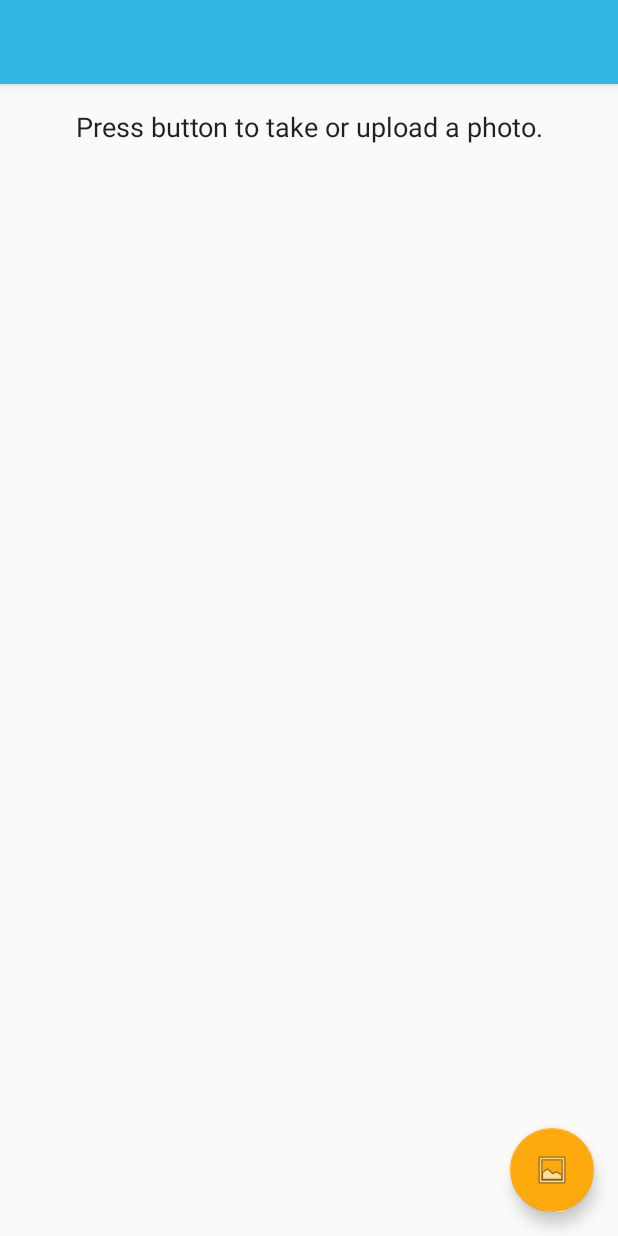
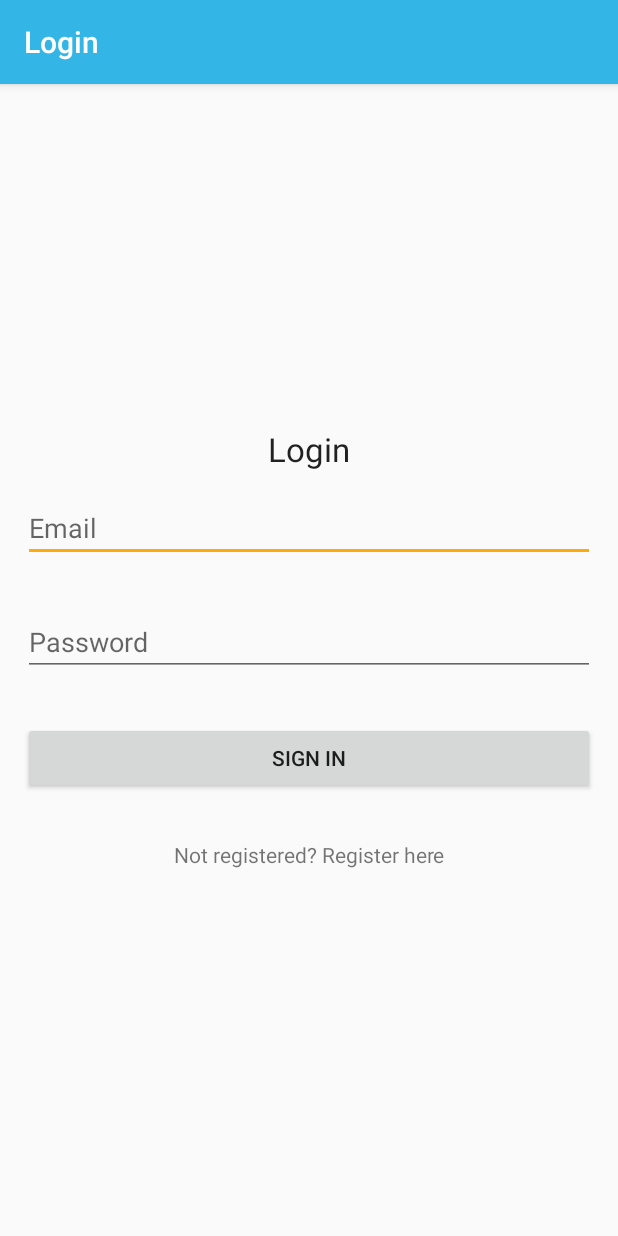
Before and after one commit to carfelre92/3rdyearproject, an Android app: the screen it shows after launch (MainActivity before the commit, LoginActivity after it), on a phone screen of 412 x 824 dp. Run offline under Robolectric (Android 15) with nearby library versions, the phone set to English and light mode, and no system bars; our stand-ins replace Firebase (no records; nobody signed in at launch, a user with empty details on screens opened directly); libraries missing offline, so code that uses them is left out: com.google.api.client, com.google.api.services; 1 statement that could not run was skipped.

Commit message:
All sign in functionality complete

```diff
--- /dev/null
+++ b/NutritionApp/app/src/main/java/com/google/sample/cloudvision/LoginActivity.java
@@ -0,0 +1,112 @@
+package com.google.sample.cloudvision;
+
+import android.app.ProgressDialog;
+import android.content.Intent;
+import android.support.annotation.NonNull;
+import android.support.v7.app.AppCompatActivity;
+import android.os.Bundle;
+import android.text.TextUtils;
+import android.view.View;
+import android.widget.Button;
+import android.widget.EditText;
+import android.widget.TextView;
+import android.widget.Toast;
+
+import com.google.android.gms.tasks.OnCompleteListener;
+import com.google.android.gms.tasks.Task;
+import com.google.firebase.auth.AuthResult;
+import com.google.firebase.auth.FirebaseAuth;
+
+public class LoginActivity extends AppCompatActivity implements View.OnClickListener {
+
+    private Button buttonSignIn;
+    private EditText editTextEmail;
+    private EditText editTextPassword;
+    private TextView textViewSignUp;
+
+    private FirebaseAuth firebaseAuth;
+    private ProgressDialog progressDialog;
+
+    @Override
+    protected void onCreate(Bundle savedInstanceState) {
+        super.onCreate(savedInstanceState);
+        setContentView(R.layout.activity_login);
+
+        firebaseAuth = FirebaseAuth.getInstance();
+
+        if(firebaseAuth.getCurrentUser() !=null){
+            //profile activity
+            finish();
+            startActivity(new Intent(getApplicationContext(), MainActivity.class));
+        }
+
+        //initializing views
+        editTextEmail = (EditText) findViewById(R.id.editTextEmail);
+        editTextPassword = (EditText) findViewById(R.id.editTextPassword);
+        buttonSignIn = (Button) findViewById(R.id.buttonSignIn);
+        textViewSignUp = (TextView) findViewById(R.id.textViewSignUp);
+        progressDialog = new ProgressDialog(this);
+        buttonSignIn.setOnClickListener(this);
+        textViewSignUp.setOnClickListener(this);
+
+
+    }
+
+    /**
+     * Login method
+     */
+
+    private void userLogin(){
+        String email =editTextEmail.getText().toString().trim();
+        String password =editTextPassword.getText().toString().trim();
+
+        if(TextUtils.isEmpty(email)){
+            //if email is empty, return short toast
+            Toast.makeText(this, "Please enter email", Toast.LENGTH_SHORT).show();
+            return;
+        }
+
+        if(TextUtils.isEmpty(password)){
+            //if password is empty, return short toast
+            Toast.makeText(this, "Please enter password", Toast.LENGTH_SHORT).show();
+            return;
+        }
+        //if validation are ok it will show progressDialog
+
+        progressDialog.setMessage("Signing in...");
+        progressDialog.show();
+
+        firebaseAuth.signInWithEmailAndPassword(email, password)
+                .addOnCompleteListener(this, new OnCompleteListener<AuthResult>() {
+
+            @Override
+            public void onComplete(@NonNull Task<AuthResult> task) {
+                progressDialog.dismiss();
+
+                if(task.isSuccessful()){
+                    //start the activity
+                    finish();
+                    startActivity(new Intent(getApplicationContext(), MainActivity.class));
+                } else {
+                    Toast.makeText(LoginActivity.this, "Authentication failed.",
+                            Toast.LENGTH_SHORT).show();
+
+                }
+            }
+        });
+
+    }
+
+
+    @Override
+    public void onClick(View view) {
+        if(view == buttonSignIn){
+            userLogin();
+        }
+        if(view ==textViewSignUp){
+            finish();
+            startActivity(new Intent(this, RegisterActivity.class));
+        }
+
+    }
+}
--- a/NutritionApp/app/src/main/java/com/google/sample/cloudvision/MainActivity.java
+++ b/NutritionApp/app/src/main/java/com/google/sample/cloudvision/MainActivity.java
@@ -72,6 +72,12 @@ import java.util.List;
 import java.util.Locale;
 import android.view.MotionEvent;
 
+import com.google.firebase.auth.AuthResult;
+import com.google.firebase.auth.FirebaseAuth;
+import com.google.firebase.auth.FirebaseUser;
+import com.google.firebase.database.DatabaseReference;
+import com.google.firebase.database.FirebaseDatabase;
+
 public class MainActivity extends AppCompatActivity {
 
     private static final String CLOUD_VISION_API_KEY = "AIzaSyCI_h7DyA9fhinSFPcN5CCq-8L2tQ-4PSI";
@@ -97,6 +103,8 @@ public class MainActivity extends AppCompatActivity {
     private static final int CENTRAL_PAGE_INDEX = 1;
     public VerticalPager mVerticalPager;
 
+    private FirebaseAuth firebaseAuth;
+
     @Override
     protected void onCreate(Bundle savedInstanceState) {
 
@@ -104,6 +112,15 @@ public class MainActivity extends AppCompatActivity {
 
         super.onCreate(savedInstanceState);
         setContentView(R.layout.activity_main);
+
+        //Initializing firebase auth object
+        firebaseAuth = FirebaseAuth.getInstance();
+
+        if (firebaseAuth.getCurrentUser() == null) {
+            //profile activity
+            finish();
+            startActivity(new Intent(getApplicationContext(), LoginActivity.class));
+        }
 
 //        Toolbar toolbar = (Toolbar) findViewById(R.id.toolbar);
 //        toolbar.setTitle("Nutrition App");
--- a/NutritionApp/app/src/main/java/com/google/sample/cloudvision/Settings.java
+++ b/NutritionApp/app/src/main/java/com/google/sample/cloudvision/Settings.java
@@ -1,4 +1,5 @@
 package com.google.sample.cloudvision;
+import android.content.Intent;
 import android.os.Bundle;
 import android.support.v4.app.Fragment;
 import android.support.v7.app.AppCompatActivity;
@@ -6,11 +7,30 @@ import android.support.v7.widget.Toolbar;
 import android.view.LayoutInflater;
 import android.view.View;
 import android.view.ViewGroup;
+import android.widget.Button;
+
+import com.google.firebase.auth.FirebaseAuth;
+import com.google.firebase.auth.FirebaseUser;
+import com.google.firebase.auth.UserInfo;
+import com.google.firebase.database.ChildEventListener;
+import com.google.firebase.database.DataSnapshot;
+import com.google.firebase.database.DatabaseError;
+import com.google.firebase.database.DatabaseReference;
+import com.google.firebase.database.FirebaseDatabase;
+import com.google.firebase.database.ValueEventListener;
+
 /**
  * Created by SuKim on 15/08/2017.
  */
 
-public class Settings extends Fragment{
+public class Settings extends Fragment implements View.OnClickListener {
+
+    private Button logoutButton;
+
+    final FirebaseDatabase database = FirebaseDatabase.getInstance();
+    private FirebaseAuth firebaseAuth;
+    private DatabaseReference dbRef;
+
     @Override
     public View onCreateView(LayoutInflater inflater, ViewGroup container, Bundle savedInstanceState) {
 
@@ -21,6 +41,24 @@ public class Settings extends Fragment{
         //set toolbar appearance
         toolbar.setTitle("Settings");
 
+        logoutButton = (Button) fragmentView.findViewById(R.id.logoutButton);
+        logoutButton.setOnClickListener(this);
+
+        firebaseAuth = FirebaseAuth.getInstance();
+        FirebaseUser user = firebaseAuth.getCurrentUser();
+
+        dbRef = FirebaseDatabase.getInstance().getReferenceFromUrl("https://nutrition-app-b01d3.firebaseio.com/user").child(user.getUid());
+
         return fragmentView;
     }
+
+    @Override
+    public void onClick(View view) {
+        if (view == logoutButton) {
+            firebaseAuth.signOut();
+            getActivity().finish();
+            startActivity(new Intent(getActivity(), LoginActivity.class));
+        }
+
+    }
 }
--- /dev/null
+++ b/NutritionApp/app/src/main/res/layout/activity_login.xml
@@ -0,0 +1,63 @@
+<?xml version="1.0" encoding="utf-8"?>
+<RelativeLayout xmlns:android="http://schemas.android.com/apk/res/android"
+xmlns:app="http://schemas.android.com/apk/res-auto"
+xmlns:tools="http://schemas.android.com/tools"
+android:layout_width="match_parent"
+android:layout_height="match_parent"
+tools:context="com.google.sample.cloudvision.LoginActivity">
+
+    <LinearLayout
+        android:layout_width="match_parent"
+        android:layout_height="wrap_content"
+        android:orientation="vertical"
+        android:id="@+id/linearLayout2"
+        android:layout_centerVertical="true"
+        android:layout_alignParentStart="true">
+
+        <TextView
+            android:id="@+id/textView"
+            android:layout_width="wrap_content"
+            android:layout_height="wrap_content"
+            android:textAppearance="?android:attr/textAppearanceLarge"
+            android:layout_gravity="center_horizontal"
+            android:text="Login" />
+
+        <EditText
+            android:layout_margin="15dp"
+            android:id="@+id/editTextEmail"
+            android:layout_width="match_parent"
+            android:layout_height="wrap_content"
+            android:hint="Email"
+            android:inputType="textEmailAddress" />
+
+        <EditText
+            android:layout_margin="15dp"
+            android:id="@+id/editTextPassword"
+            android:inputType="textPassword"
+            android:hint="Password"
+            android:layout_width="match_parent"
+            android:layout_height="wrap_content" />
+
+        <Button
+            android:layout_margin="15dp"
+            android:id="@+id/buttonSignIn"
+            android:layout_width="match_parent"
+            android:layout_height="wrap_content"
+            android:layout_below="@+id/linearLayout"
+            android:text="Sign In"/>
+
+        <TextView
+            android:layout_margin="15dp"
+            android:textAlignment="center"
+            android:text="Not registered? Register here"
+            android:id="@+id/textViewSignUp"
+            android:layout_width="match_parent"
+            android:layout_height="wrap_content" />
+
+
+    </LinearLayout>
+
+
+
+
+</RelativeLayout>
--- a/NutritionApp/app/src/main/res/layout/settings.xml
+++ b/NutritionApp/app/src/main/res/layout/settings.xml
@@ -22,10 +22,11 @@
     </android.support.design.widget.AppBarLayout>
 
     <Button
+        android:id="@+id/logoutButton"
         android:layout_width="wrap_content"
         android:layout_height="wrap_content"
         android:layout_gravity="center"
-        android:text="Log Out"/>
+        android:text="Log Out" />
 
     <TextView
         android:id="@+id/textSettings"
```
Also changed, not shown: NutritionApp/app/src/main/AndroidManifest.xml (+12 -0 lines), NutritionApp/app/src/main/java/com/google/sample/cloudvision/RegisterActivity.java (added, +139 -0 lines), NutritionApp/app/src/main/java/com/google/sample/cloudvision/UserInformation.java (added, +56 -0 lines), NutritionApp/app/src/main/res/layout/activity_register.xml (added, +84 -0 lines).
